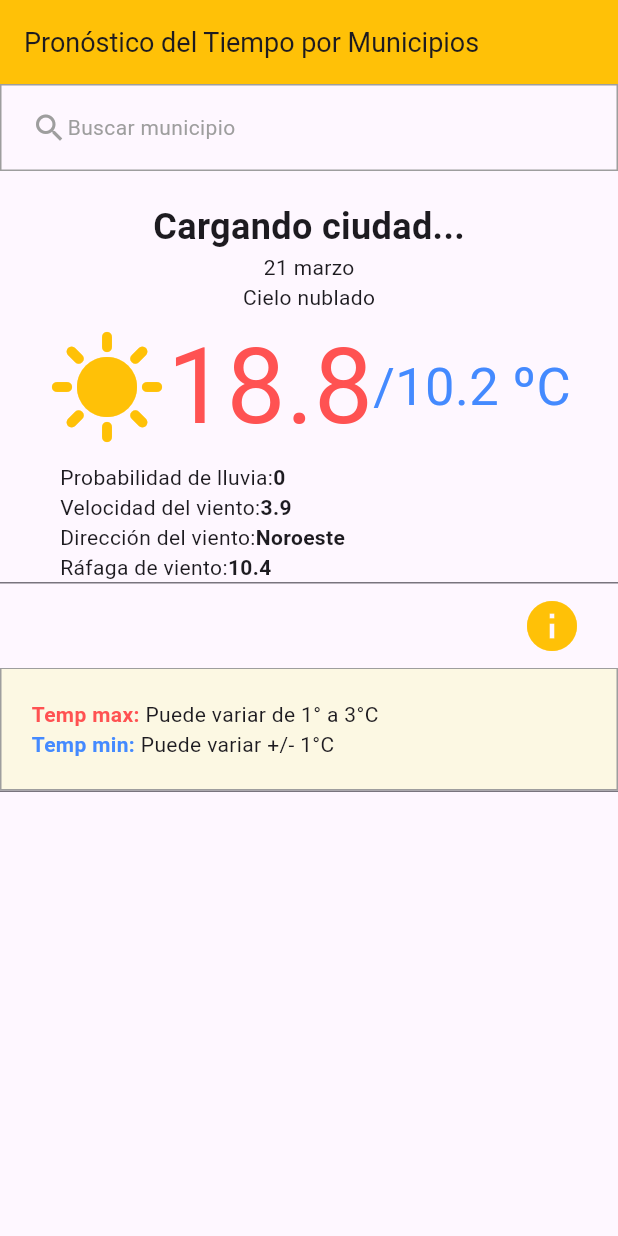
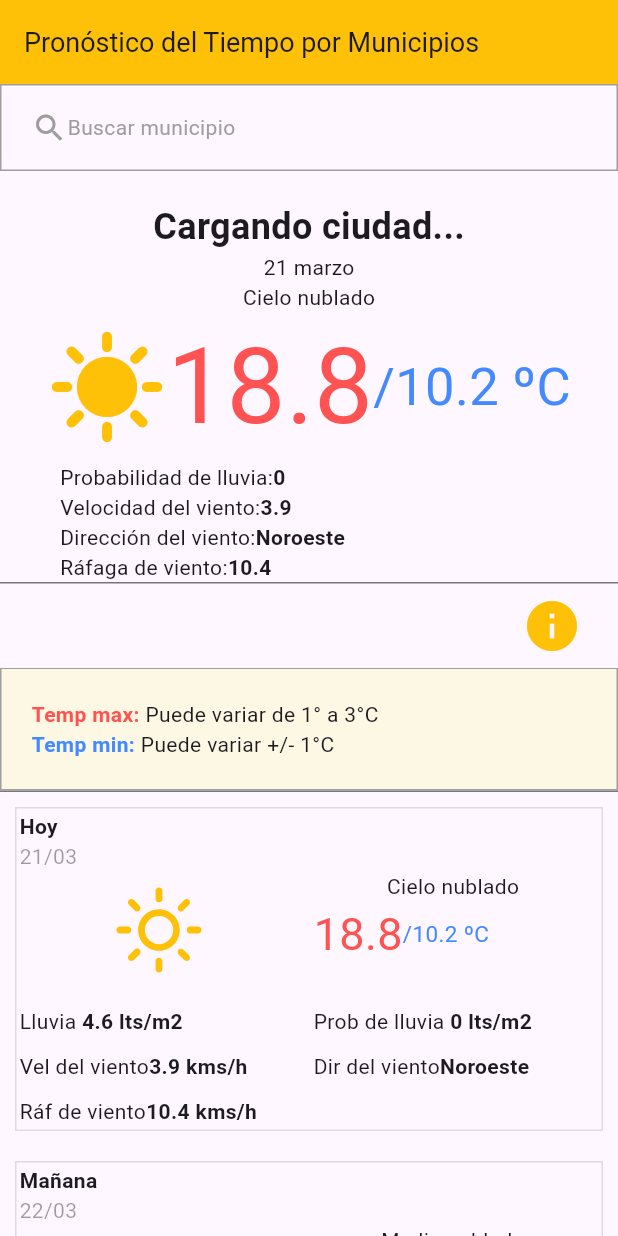
Before and after one commit to SeanyCampos04/smn, a Flutter app: the screen it shows after launch, after a tap on the "info" icon, on a phone screen of 412 x 824 dp. Run offline on Flutter 3.47's test engine with Material 3 defaults, Android fonts, the phone set to English and light mode, and no system bars; our stand-ins replace geocoding, geolocator, weather_icons.

Commit message:
Se modificó el Widget Dia, se agregaron datos y se modificó el modelo pronostico, se agregó fecha y se modificó el servicio pronostico para agregar el campo fecha al modelo

```diff
--- a/lib/custom_widgets/widget_dia.dart
+++ b/lib/custom_widgets/widget_dia.dart
@@ -1,5 +1,8 @@
 import 'package:flutter/material.dart';
+import 'package:intl/intl.dart';
+import 'package:smn/custom_widgets/texto_gris_negrita.dart';
 import 'package:smn/models/modelo_pronostico.dart';
+import 'package:weather_icons/weather_icons.dart';
 
 class WidgetDia extends StatelessWidget {
   final ModeloPronostico pronostico;
@@ -13,6 +16,126 @@ class WidgetDia extends StatelessWidget {
 
   @override
   Widget build(BuildContext context) {
-    return Container();
+    String fechaFormateada = pronostico.fecha ?? "";
+
+    DateFormat formatoEntrada = DateFormat("d/MM");
+    DateTime fechaConvertida = formatoEntrada.parse(fechaFormateada);
+
+    if (index == 0) {
+      fechaFormateada = "Hoy";
+    } else if (index == 1) {
+      fechaFormateada = "Mañana";
+    } else {
+      DateFormat formatodesalida = DateFormat("EEEE", "es_ES");
+      fechaFormateada = formatodesalida.format(fechaConvertida);
+    }
+
+    return Padding(
+      padding: EdgeInsets.all(10.0),
+      child: LayoutBuilder(builder: (context, condicionantes) {
+        double ancho = condicionantes.maxWidth;
+        bool esTelefono = MediaQuery.of(context).size.width <= 600;
+
+        double tamano = esTelefono ? (ancho / 2) - 10 : ancho;
+
+        return Container(
+          padding: EdgeInsets.all(2.0),
+          decoration: BoxDecoration(
+            border: Border.all(
+              color: Colors.black12,
+            ),
+          ),
+          child: Column(
+            crossAxisAlignment: CrossAxisAlignment.start,
+            children: [
+              Text(
+                fechaFormateada,
+                style: TextStyle(fontWeight: FontWeight.bold),
+              ),
+              Text(
+                pronostico.fecha.toString(),
+                style: TextStyle(color: Colors.black38),
+              ),
+              Wrap(
+                alignment: WrapAlignment.start,
+                spacing: 10.0,
+                runSpacing: 10.0,
+                children: [
+                  SizedBox(
+                    width: tamano,
+                    child: Icon(
+                      WeatherIcons.day_sunny,
+                      size: 80,
+                      color: Colors.amber,
+                    ),
+                  ),
+                  SizedBox(
+                    width: tamano,
+                    child: Column(
+                      children: [
+                        Text(pronostico.desciel),
+                        Row(
+                          children: [
+                            Text(
+                              pronostico.tmax,
+                              style: TextStyle(
+                                fontSize: 30.0,
+                                color: Colors.redAccent,
+                              ),
+                            ),
+                            Text(
+                              "/${pronostico.tmin} ºC",
+                              style: TextStyle(
+                                fontSize: 15.0,
+                                color: Colors.blueAccent,
+                              ),
+                            ),
+                          ],
+                        )
+                      ],
+                    ),
+                  ),
+                  SizedBox(
+                    width: tamano,
+                    child: TextoGrisNegrita(
+                      texto: "Lluvia ",
+                      medida: "${pronostico.prec} lts/m2",
+                    ),
+                  ),
+                  SizedBox(
+                    width: tamano,
+                    child: TextoGrisNegrita(
+                      texto: "Prob de lluvia ",
+                      medida: "${pronostico.probprec} lts/m2",
+                    ),
+                  ),
+                  SizedBox(
+                    width: tamano,
+                    child: TextoGrisNegrita(
+                      texto: "Vel del viento",
+                      medida: "${pronostico.velvien} kms/h",
+                    ),
+                  ),
+                  SizedBox(
+                    width: tamano,
+                    child: TextoGrisNegrita(
+                      texto: "Dir del viento",
+                      medida: "${pronostico.dirvienc}",
+                    ),
+                  ),
+                  SizedBox(
+                    width: tamano,
+                    child: TextoGrisNegrita(
+                      texto: "Ráf de viento",
+                      medida: "${pronostico.raf} kms/h",
+                    ),
+                  ),
+                ],
+              )
+            ],
+          ),
+        );
+      }),
+    );
   }
 }
--- a/lib/models/modelo_pronostico.dart
+++ b/lib/models/modelo_pronostico.dart
@@ -9,7 +9,6 @@
     "velvien": "3.9",
     "dirvienc": "Noroeste",
     "raf": "10.4"
-
  */
 
 class ModeloPronostico {
@@ -24,8 +23,10 @@ class ModeloPronostico {
   String dirvienc;
   String raf;
 
-  ModeloPronostico(
-      {required this.nes,
+  String? fecha;
+
+  ModeloPronostico({
+    required this.nes,
     required this.nmun,
     required this.tmax,
     required this.tmin,
@@ -34,20 +35,29 @@ class ModeloPronostico {
     required this.prec,
     required this.velvien,
     required this.dirvienc,
-      required this.raf});
+    required this.raf,
+    this.fecha,
+  });
 
   factory ModeloPronostico.fromJson(Map<String, dynamic> json) {
+    //if (json['nes'] == null) {
+    //  nes = '24';
+    //}
+
+    //nes = json['nes'] == null ? '24' : json['nes'];
+
     return ModeloPronostico(
-      nes: json['nes'] ?? "24",
-      nmun: json['nmun'] ?? "13",
-      tmax: json['tmax'] ?? "",
-      tmin: json['tmin'] ?? "",
-      desciel: json['desciel'] ?? "",
-      probprec: json['probprec'] ?? "",
-      prec: json['prec'] ?? "",
-      velvien: json['velvien'] ?? "",
-      dirvienc: json['dirvienc'] ?? "",
-      raf: json['raf'] ?? "",
+      fecha: json['fecha'] ?? "",
+      nes: json['nes'] ?? '24',
+      nmun: json['nmun'] ?? '13',
+      tmax: json['tmax'] ?? '',
+      tmin: json['tmin'] ?? '',
+      desciel: json['desciel'] ?? '',
+      probprec: json['probprec'] ?? '',
+      prec: json['prec'] ?? '',
+      velvien: json['velvien'] ?? '',
+      dirvienc: json['dirvienc'] ?? '',
+      raf: json['raf'] ?? '',
     );
   }
 }
--- a/lib/services/servicio_carga_pronosticos.dart
+++ b/lib/services/servicio_carga_pronosticos.dart
@@ -1,10 +1,10 @@
 import 'dart:convert';
 
 import 'package:flutter/services.dart';
+import 'package:intl/intl.dart';
 import 'package:smn/models/modelo_pronostico.dart';
 
 class ServicioCargaPronosticos {
-
   Future<List<ModeloPronostico>> descargaPronosticos() async {
     try {
       final String respuesta =
@@ -12,8 +12,22 @@ class ServicioCargaPronosticos {
 
       List<dynamic> pronosticos = jsonDecode(respuesta);
 
-      return pronosticos.map((dia) =>
-        ModeloPronostico.fromJson(dia)).toList();
+      DateTime fechaActual = DateTime.now();
+      var formateaFecha = DateFormat("d/MM");
+
+      return pronosticos
+          .asMap()
+          .map((index, dia) {
+            String fechaFormateada;
+            DateTime otroDia = fechaActual.add(Duration(days: index));
+            fechaFormateada = formateaFecha.format(otroDia);
+
+            dia['fecha'] = fechaFormateada;
+
+            return MapEntry(index, ModeloPronostico.fromJson(dia));
+          })
+          .values
+          .toList();
     } catch (e) {
       return [];
     }
--- a/pubspec.yaml
+++ b/pubspec.yaml
@@ -12,8 +12,9 @@ dependencies:
   geocoding: ^3.0.0
   geolocator: ^13.0.2
   intl: ^0.20.2
+  provider: ^6.1.2
+  weather_icons: ^3.0.0
 
-  provider: ^6.1.2
 
 dev_dependencies:
   flutter_lints: ^5.0.0
```
Also changed, not shown: pubspec.lock. Lines whose indentation alone changed are shown as unchanged.
